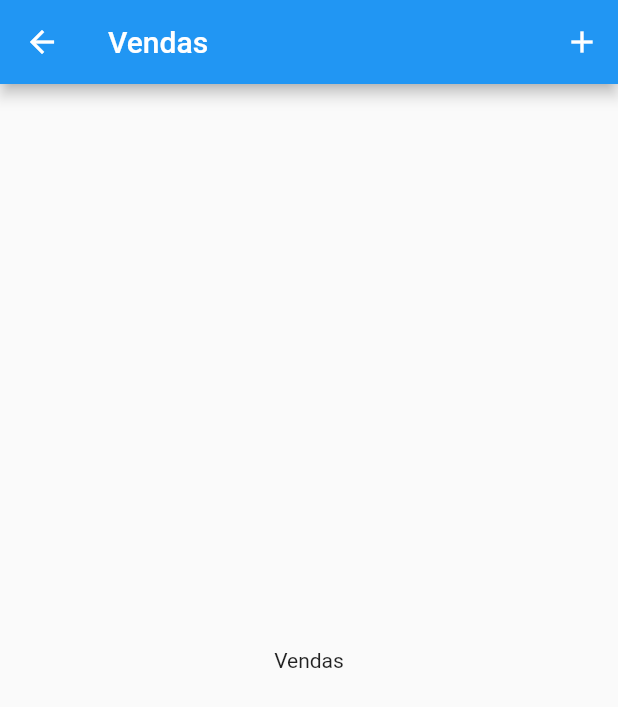
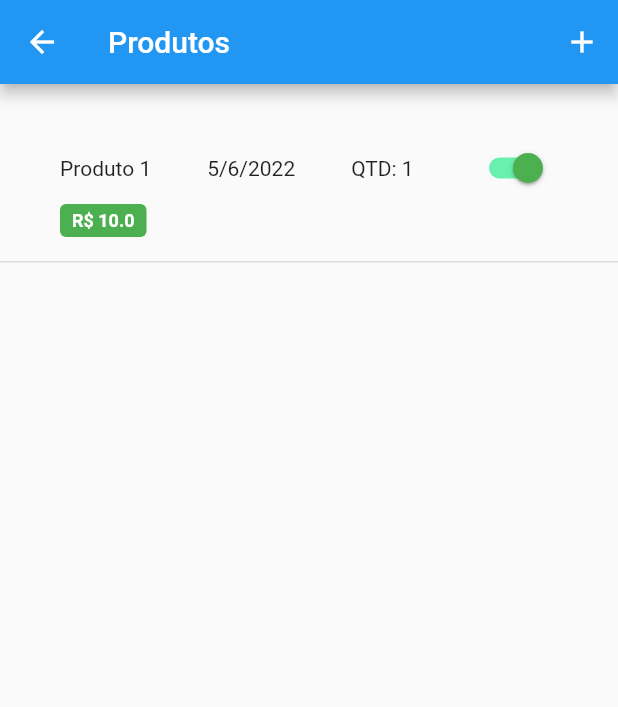
Before and after one commit to Kauanphbbb/my_little_business, a Flutter app: the SalesPage screen opened directly, on a phone screen of 412 x 824 dp. Shown: the top 707 px of the screen. Run offline on Flutter 3.47's test engine with Material 2 defaults, Android fonts, the phone set to English and light mode, and no system bars.

Commit message:
feat: list of sales

```diff
--- a/lib/app/pages/home/home.dart
+++ b/lib/app/pages/home/home.dart
@@ -3,7 +3,7 @@ import 'package:my_little_business/app/pages/expenses_page/expenses_page.dart';
 import 'package:my_little_business/app/pages/products_page/products_page.dart';
 import 'package:my_little_business/app/pages/sales_page/sales_page.dart';
 
-import '../../widgets/my_bottom_navigation.dart';
+import 'widgets/my_bottom_navigation.dart';
 import '../home_page/home_page.dart';
 
 class Home extends StatefulWidget {
--- /dev/null
+++ b/lib/app/pages/sales_page/sale.dart
@@ -0,0 +1,89 @@
+import 'package:flutter/material.dart';
+
+class Sale extends StatefulWidget {
+  const Sale(
+      {Key? key,
+      required this.name,
+      required this.value,
+      required this.qtd,
+      required this.date,
+      required this.confirmed})
+      : super(key: key);
+
+  final String name;
+  final double value;
+  final int qtd;
+  final DateTime date;
+  final bool confirmed;
+
+  @override
+  State<Sale> createState() => _SaleState();
+}
+
+class _SaleState extends State<Sale> {
+  bool isConfirmed = false;
+
+  @override
+  void initState() {
+    super.initState();
+    isConfirmed = widget.confirmed;
+  }
+
+  void onChanged(bool value) {
+    setState(() {
+      isConfirmed = value;
+    });
+  }
+
+  @override
+  Widget build(BuildContext context) {
+    return Container(
+      padding: const EdgeInsets.all(16),
+      decoration: const BoxDecoration(
+          border: Border(bottom: BorderSide(color: Colors.black12, width: 1))),
+      child: Padding(
+        padding: const EdgeInsets.only(right: 24, left: 24),
+        child: Column(
+          children: [
+            Row(
+              mainAxisAlignment: MainAxisAlignment.spaceBetween,
+              children: [
+                Text(widget.name),
+                Text('${widget.date.day}/${widget.date.month}/${widget.date.year}'),
+                Text('QTD: ${widget.qtd}'),
+                Switch(
+                  value: isConfirmed,
+                  onChanged: onChanged,
+                  activeColor: Colors.green,
+                  activeTrackColor: Colors.greenAccent,
+                  inactiveTrackColor: Colors.redAccent,
+                )
+              ],
+            ),
+            Row(
+              mainAxisAlignment: MainAxisAlignment.start,
+              children: [
+                Container(
+                  padding: const EdgeInsets.only(
+                      right: 8, left: 8, top: 4, bottom: 4),
+                  decoration: BoxDecoration(
+                    borderRadius: BorderRadius.circular(4),
+                    color: Colors.green,
+                  ),
+                  child: Text(
+                    'R\$ ${widget.value}',
+                    style: const TextStyle(
+                      fontSize: 12,
+                      color: Colors.white,
+                      fontWeight: FontWeight.bold,
+                    ),
+                  ),
+                ),
+              ],
+            ),
+          ],
+        ),
+      ),
+    );
+  }
+}
--- a/lib/app/pages/sales_page/sales_page.dart
+++ b/lib/app/pages/sales_page/sales_page.dart
@@ -1,4 +1,5 @@
 import 'package:flutter/material.dart';
+import 'package:my_little_business/app/pages/sales_page/sale.dart';
 
 class SalesPage extends StatelessWidget {
   const SalesPage({Key? key}) : super(key: key);
@@ -7,7 +8,7 @@ class SalesPage extends StatelessWidget {
   Widget build(BuildContext context) {
     return Scaffold(
         appBar: AppBar(
-        title: const Text('Vendas'),
+          title: const Text('Produtos'),
           actions: [
             IconButton(
               icon: const Icon(Icons.add),
@@ -15,9 +16,17 @@ class SalesPage extends StatelessWidget {
             ),
           ],
         ),
-      body: const Center(
-        child: Text('Vendas'),
+        body: ListView(
+          padding: const EdgeInsets.only(top: 16),
+          children: [
+            Sale(
+              name: 'Produto 1',
+              value: 10.0,
+              qtd: 1,
+              date: DateTime.now(),
+              confirmed: true,
             ),
-    );
+          ],
+        ));
   }
 }
```
Also changed, not shown: lib/app/pages/home/widgets/my_bottom_navigation.dart (renamed from lib/app/widgets/my_bottom_navigation.dart). Lines whose indentation alone changed are shown as unchanged.
